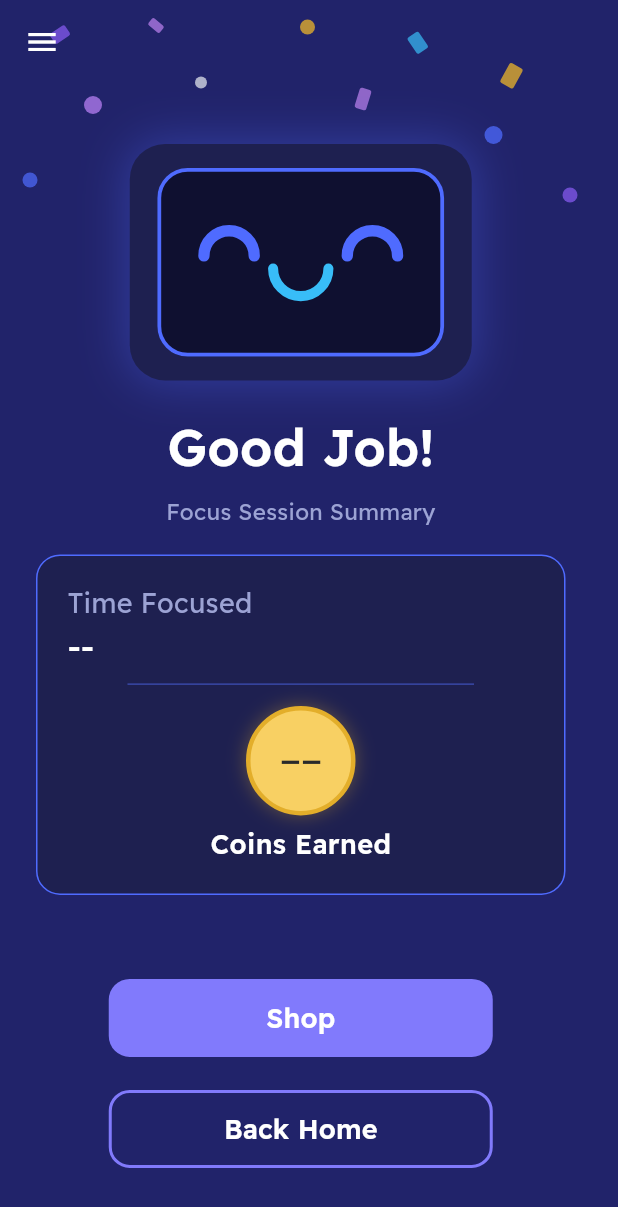
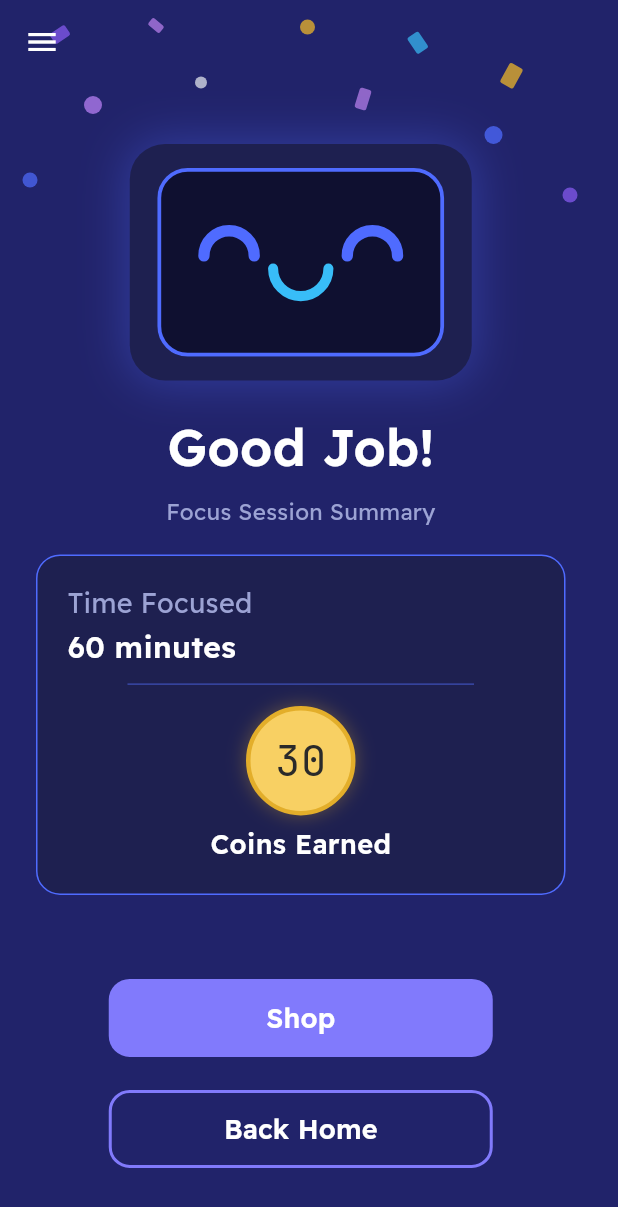
Before and after one commit to l44mz/Kaboom-Implementation, a Flutter app: the SessionCompleteScreen screen opened by its route, on a phone screen of 412 x 824 dp. Shown: the top 1207 px of the screen. Run offline on Flutter 3.47's test engine with Material 3 defaults, Android fonts, the light colour scheme and no system bars; our stand-ins replace dio, flutter_secure_storage, go_router; accounts and stored records are empty.

Commit message:
demo: mock user and session data for testing, DO NOT MERGE

```diff
--- a/frontend/lib/core/router/app_router.dart
+++ b/frontend/lib/core/router/app_router.dart
@@ -27,7 +27,7 @@ class AppRoutes {
 }
 
 final appRouter = GoRouter(
-  initialLocation: AppRoutes.signUp,
+  initialLocation: AppRoutes.home, // DEMO ONLY: was AppRoutes.signUp
   routes: [
     GoRoute(path: AppRoutes.login, builder: (context, state) => const LoginScreen()),
     GoRoute(path: AppRoutes.signUp, builder: (context, state) => const SignUpScreen()),
@@ -35,12 +35,12 @@ final appRouter = GoRouter(
     GoRoute(
       path: AppRoutes.session,
       builder: (context, state) =>
-          FocusSessionScreen(session: state.extra as FocusSession?),
+          FocusSessionScreen(session: state.extra as FocusSession? ?? FocusSession(id: 'demo', plannedDurationSeconds: 3600, startTime: DateTime.now().subtract(const Duration(minutes: 29, seconds: 38)), status: 'active')), // DEMO ONLY: fallback session
     ),
     GoRoute(
       path: AppRoutes.sessionComplete,
       builder: (context, state) =>
-          SessionCompleteScreen(result: state.extra as SessionResult?),
+          SessionCompleteScreen(result: state.extra as SessionResult? ?? SessionResult.local(focusedSeconds: 3600, endedEarly: false)), // DEMO ONLY: fallback result
     ),
     GoRoute(path: AppRoutes.shop, builder: (context, state) => const ShopScreen()),
     GoRoute(path: AppRoutes.robotPair, builder: (context, state) => const RobotPairingScreen()),
```
Also changed, not shown: frontend/lib/features/home/screens/home_screen.dart (+12 -4 lines).
